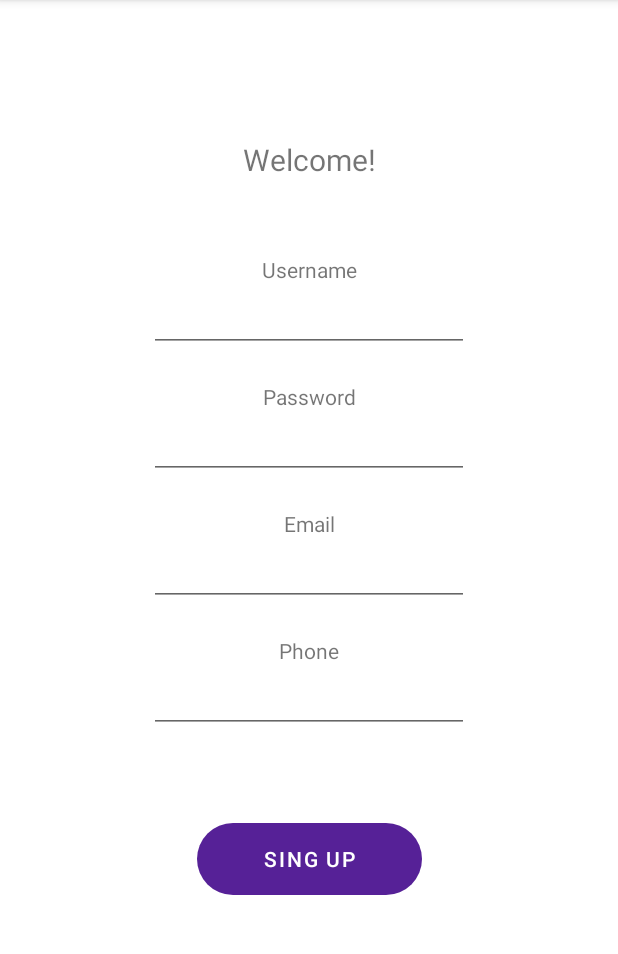
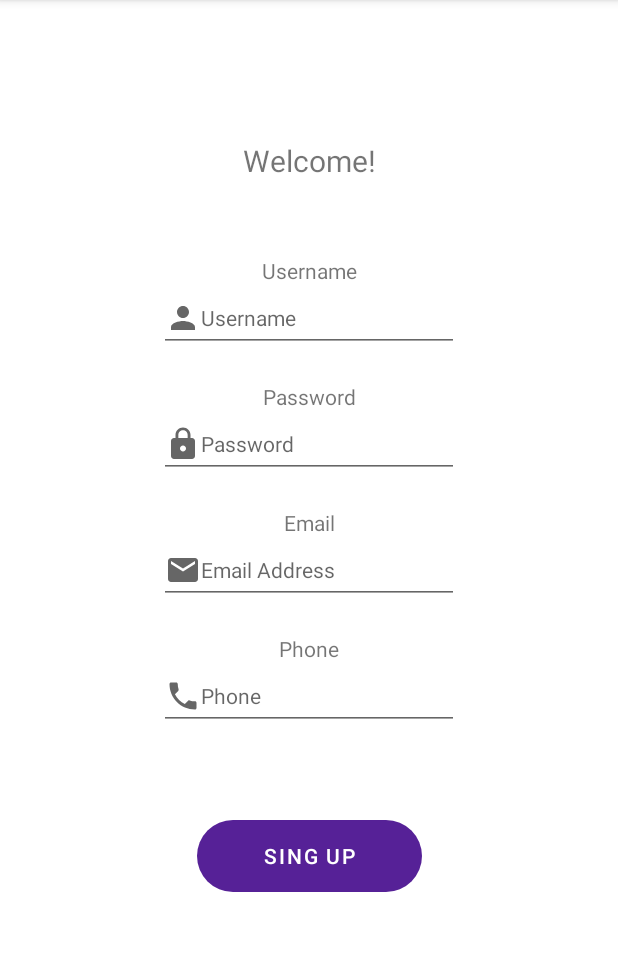
Before and after one commit to tabanezjoao/SIMProject, an Android app: the screen it shows after launch (MainActivity), after a tap on "SIGN UP", on a phone screen of 412 x 824 dp, the part 84-1038 px from its top. Run offline under Robolectric (Android 15) with nearby library versions, the phone set to English and light mode, and no system bars.

Commit message:
updated registration layout

```diff
--- /dev/null
+++ b/FitnessApp/app/src/main/res/drawable/ic_email.xml
@@ -0,0 +1,10 @@
+<vector xmlns:android="http://schemas.android.com/apk/res/android"
+    android:width="24dp"
+    android:height="24dp"
+    android:viewportWidth="24"
+    android:viewportHeight="24"
+    android:tint="?attr/colorControlNormal">
+  <path
+      android:fillColor="@android:color/darker_gray"
+      android:pathData="M20,4L4,4c-1.1,0 -1.99,0.9 -1.99,2L2,18c0,1.1 0.9,2 2,2h16c1.1,0 2,-0.9 2,-2L22,6c0,-1.1 -0.9,-2 -2,-2zM20,8l-8,5 -8,-5L4,6l8,5 8,-5v2z"/>
+</vector>
--- /dev/null
+++ b/FitnessApp/app/src/main/res/drawable/ic_lock.xml
@@ -0,0 +1,10 @@
+<vector xmlns:android="http://schemas.android.com/apk/res/android"
+    android:width="24dp"
+    android:height="24dp"
+    android:viewportWidth="24"
+    android:viewportHeight="24"
+    android:tint="?attr/colorControlNormal">
+  <path
+      android:fillColor="@android:color/darker_gray"
+      android:pathData="M18,8h-1L17,6c0,-2.76 -2.24,-5 -5,-5S7,3.24 7,6v2L6,8c-1.1,0 -2,0.9 -2,2v10c0,1.1 0.9,2 2,2h12c1.1,0 2,-0.9 2,-2L20,10c0,-1.1 -0.9,-2 -2,-2zM12,17c-1.1,0 -2,-0.9 -2,-2s0.9,-2 2,-2 2,0.9 2,2 -0.9,2 -2,2zM15.1,8L8.9,8L8.9,6c0,-1.71 1.39,-3.1 3.1,-3.1 1.71,0 3.1,1.39 3.1,3.1v2z"/>
+</vector>
--- /dev/null
+++ b/FitnessApp/app/src/main/res/drawable/ic_person.xml
@@ -0,0 +1,10 @@
+<vector xmlns:android="http://schemas.android.com/apk/res/android"
+    android:width="24dp"
+    android:height="24dp"
+    android:viewportWidth="24"
+    android:viewportHeight="24"
+    android:tint="?attr/colorControlNormal">
+  <path
+      android:fillColor="@android:color/darker_gray"
+      android:pathData="M12,12c2.21,0 4,-1.79 4,-4s-1.79,-4 -4,-4 -4,1.79 -4,4 1.79,4 4,4zM12,14c-2.67,0 -8,1.34 -8,4v2h16v-2c0,-2.66 -5.33,-4 -8,-4z"/>
+</vector>
--- /dev/null
+++ b/FitnessApp/app/src/main/res/drawable/ic_phone.xml
@@ -0,0 +1,10 @@
+<vector xmlns:android="http://schemas.android.com/apk/res/android"
+    android:width="24dp"
+    android:height="24dp"
+    android:viewportWidth="24"
+    android:viewportHeight="24"
+    android:tint="?attr/colorControlNormal">
+  <path
+      android:fillColor="@android:color/darker_gray"
+      android:pathData="M6.62,10.79c1.44,2.83 3.76,5.14 6.59,6.59l2.2,-2.2c0.27,-0.27 0.67,-0.36 1.02,-0.24 1.12,0.37 2.33,0.57 3.57,0.57 0.55,0 1,0.45 1,1V20c0,0.55 -0.45,1 -1,1 -9.39,0 -17,-7.61 -17,-17 0,-0.55 0.45,-1 1,-1h3.5c0.55,0 1,0.45 1,1 0,1.25 0.2,2.45 0.57,3.57 0.11,0.35 0.03,0.74 -0.25,1.02l-2.2,2.2z"/>
+</vector>
--- a/FitnessApp/app/src/main/res/layout/activity_register.xml
+++ b/FitnessApp/app/src/main/res/layout/activity_register.xml
@@ -35,17 +35,20 @@
 
     <EditText
         android:id="@+id/editTextUsername"
-        android:layout_width="wrap_content"
+        android:layout_width="200dp"
         android:layout_height="wrap_content"
         android:ems="10"
         android:inputType="textPersonName"
+        android:hint="@string/username"
+        android:textSize="14sp"
         tools:layout_editor_absoluteX="99dp"
         tools:layout_editor_absoluteY="151dp"
         app:layout_constraintTop_toBottomOf="@id/textView_username"
         app:layout_constraintLeft_toLeftOf="parent"
         app:layout_constraintRight_toRightOf="parent"
         app:layout_constraintBottom_toTopOf="@+id/textView_password"
-        android:layout_marginBottom="20dp"/>
+        android:layout_marginBottom="20dp"
+        android:drawableStart="@drawable/ic_person"/>
 
     <TextView
         android:id="@+id/textView_password"
@@ -61,17 +64,20 @@
 
     <EditText
         android:id="@+id/editTextPassword"
-        android:layout_width="wrap_content"
+        android:layout_width="200dp"
         android:layout_height="wrap_content"
         android:ems="10"
         android:inputType="textPassword"
+        android:hint="@string/Password"
+        android:textSize="14sp"
         tools:layout_editor_absoluteX="93dp"
         tools:layout_editor_absoluteY="256dp"
         app:layout_constraintTop_toBottomOf="@id/textView_password"
         app:layout_constraintLeft_toLeftOf="parent"
         app:layout_constraintRight_toRightOf="parent"
         app:layout_constraintBottom_toTopOf="@id/textView_email"
-        android:layout_marginBottom="20dp"/>
+        android:layout_marginBottom="20dp"
+        android:drawableStart="@drawable/ic_lock"/>
 
     <TextView
         android:id="@+id/textView_email"
@@ -83,21 +89,25 @@
         app:layout_constraintTop_toBottomOf="@id/editTextPassword"
         app:layout_constraintLeft_toLeftOf="parent"
         app:layout_constraintRight_toRightOf="parent"
-        app:layout_constraintBottom_toTopOf="@id/editTextEmail"/>
+        app:layout_constraintBottom_toTopOf="@id/editTextEmail"
+        />
 
     <EditText
         android:id="@+id/editTextEmail"
-        android:layout_width="wrap_content"
+        android:layout_width="200dp"
         android:layout_height="wrap_content"
         android:ems="10"
         android:inputType="textEmailAddress"
+        android:hint="@string/Email_Address"
+        android:textSize="14sp"
         tools:layout_editor_absoluteX="96dp"
         tools:layout_editor_absoluteY="370dp"
         app:layout_constraintTop_toBottomOf="@id/textView_email"
         app:layout_constraintLeft_toLeftOf="parent"
         app:layout_constraintRight_toRightOf="parent"
         app:layout_constraintBottom_toTopOf="@id/textView_phone"
-        android:layout_marginBottom="20dp"/>
+        android:layout_marginBottom="20dp"
+        android:drawableStart="@drawable/ic_email"/>
 
     <TextView
         android:id="@+id/textView_phone"
@@ -113,17 +123,20 @@
 
     <EditText
         android:id="@+id/editTextPhone"
-        android:layout_width="wrap_content"
+        android:layout_width="200dp"
         android:layout_height="wrap_content"
         android:ems="10"
         android:inputType="phone"
+        android:hint="@string/Phone"
+        android:textSize="14sp"
         tools:layout_editor_absoluteX="90dp"
         tools:layout_editor_absoluteY="498dp"
         app:layout_constraintTop_toBottomOf="@id/textView_phone"
         app:layout_constraintLeft_toLeftOf="parent"
         app:layout_constraintRight_toRightOf="parent"
         app:layout_constraintBottom_toTopOf="@id/button_registration_complete"
-        android:layout_marginBottom="60dp"/>
+        android:layout_marginBottom="60dp"
+        android:drawableStart="@drawable/ic_phone"/>
 
     <Button
         android:id="@+id/button_registration_complete"
--- a/FitnessApp/app/src/main/res/values/strings.xml
+++ b/FitnessApp/app/src/main/res/values/strings.xml
@@ -3,5 +3,9 @@
     <string name="welcome_name">Welcome, User!</string>
     <string name="sign_up">Sign Up</string>
     <string name="login">Login</string>
+    <string name="username">Username</string>
     <string name="forgot_your_password">Forgot your password?</string>
+    <string name="Email_Address">Email Address</string>
+    <string name="Password">Password</string>
+    <string name="Phone">Phone</string>
 </resources>
```
